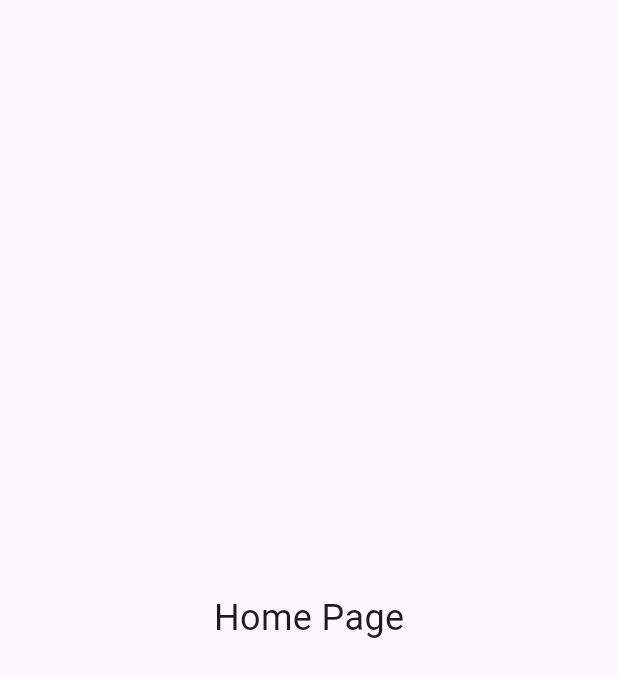
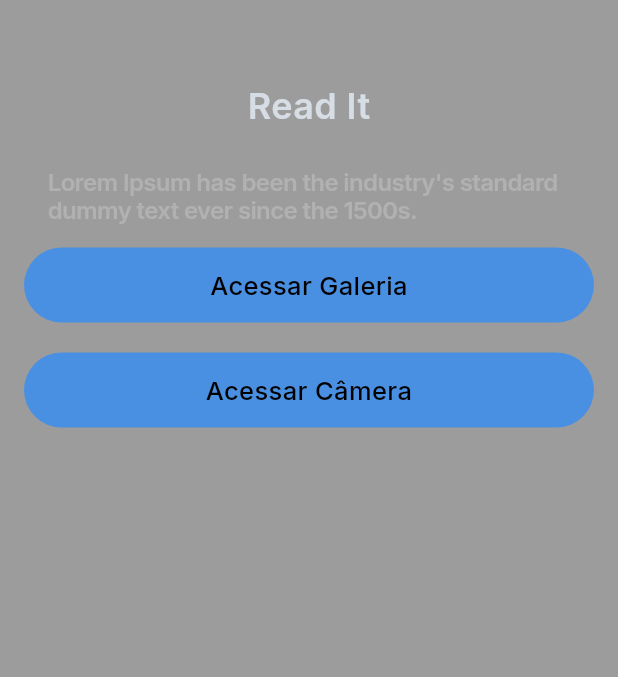
Before and after one commit to raffashe/ReadIt, a Flutter app: the HomePage screen opened directly, on a phone screen of 412 x 824 dp. Shown: the top 677 px of the screen. Run offline on Flutter 3.47's test engine with Material 3 defaults, Android fonts, the phone set to English and light mode, and no system bars; our stand-ins replace google_fonts.

Commit message:
feat: :sparkles: Initial project setup with MVVM, dependencies, and OCR model
Initial project setup with MVVM, dependencies, and OCR model

Initial project setup with MVVM, dependencies, and OCR model

```diff
--- /dev/null
+++ b/lib/constants/styles.dart
@@ -0,0 +1,48 @@
+import 'package:flutter/material.dart';
+import 'package:google_fonts/google_fonts.dart';
+
+class AppStyles {
+  // título
+  static TextStyle titleStyle = GoogleFonts.inter(
+    textStyle: const TextStyle(
+      color: Color(0xFFD7DDE4),
+      fontSize: 24,
+      fontWeight: FontWeight.w600,
+      height: 0,
+    ),
+  );
+  // Subtitulo
+  static TextStyle subTextSecondary = GoogleFonts.inter(
+    textStyle: const TextStyle(
+      color: Color.fromARGB(255, 177, 177, 177),
+      fontSize: 16,
+      fontWeight: FontWeight.w600,
+      letterSpacing: -0.42,
+      height: 0,
+    ),
+  );
+
+  // Estilo para o botão principal
+  static TextStyle buttonTextStyle = GoogleFonts.inter(
+    textStyle: const TextStyle(
+      color: Colors.black,
+      fontSize: 17,
+      fontWeight: FontWeight.w500,
+      height: 0.08,
+    ),
+  );
+
+  // Estilo do texto no botão
+  static TextStyle buttonTextSecondary = GoogleFonts.inter(
+    textStyle: const TextStyle(
+      color: Color(0xFFD7DDE4),
+      fontSize: 17,
+      fontWeight: FontWeight.w600,
+      letterSpacing: -0.42,
+      height: 0,
+    ),
+  );
+
+  static const Color bg = Color(0x63000000); // Cor do background
+  static const Color buttonColor = Color(0xFF4A90E2); // Cor do botão
+}
--- /dev/null
+++ b/lib/model/ocr_model.dart
@@ -0,0 +1,9 @@
+class OCRModel {
+  String extractedText;
+
+  OCRModel({this.extractedText = ''});
+
+  void updateText(String text) {
+    extractedText = text;
+  }
+}
--- /dev/null
+++ b/lib/view/home_page.dart
@@ -0,0 +1,43 @@
+import 'package:flutter/material.dart';
+import 'package:readit/widget/button_widget.dart';
+
+import '../constants/styles.dart';
+
+class HomePage extends StatefulWidget {
+  const HomePage({super.key});
+
+  @override
+  State<HomePage> createState() => _HomePageState();
+}
+
+class _HomePageState extends State<HomePage> {
+  @override
+  Widget build(BuildContext context) {
+    return Scaffold(
+      backgroundColor: AppStyles.bg,
+      body: Padding(
+        padding: const EdgeInsets.all(16.0),
+        child: Column(
+          mainAxisAlignment: MainAxisAlignment.start,
+          children: [
+            Padding(
+              padding: const EdgeInsets.only(
+                  bottom: 10, left: 12, right: 12, top: 40),
+              child: Text("Read It", style: AppStyles.titleStyle),
+            ),
+            Padding(
+              padding: const EdgeInsets.all(16.0),
+              child: Text(
+                "Lorem Ipsum has been the industry's standard dummy text ever since the 1500s.",
+                style: AppStyles.subTextSecondary,
+              ),
+            ),
+            CustomButton(text: "Acessar Galeria", onTap: () {}),
+            const SizedBox(height: 20),
+            CustomButton(text: "Acessar Câmera", onTap: () {})
+          ],
+        ),
+      ),
+    );
+  }
+}
--- a/lib/view/home_screen.dart
+++ /dev/null
@@ -1,15 +0,0 @@
-import 'package:flutter/material.dart';
-
-class HomePage extends StatefulWidget {
-  const HomePage({super.key});
-
-  @override
-  State<HomePage> createState() => _HomePageState();
-}
-
-class _HomePageState extends State<HomePage> {
-  @override
-  Widget build(BuildContext context) {
-    return Scaffold(body: Center( child: Text("Home Page", style: TextStyle(fontSize: 24 ),),),);
-  }
-}
--- /dev/null
+++ b/lib/widget/button_widget.dart
@@ -0,0 +1,45 @@
+import 'package:flutter/material.dart';
+import '../constants/styles.dart';
+
+class CustomButton extends StatelessWidget {
+  final String text;
+  final VoidCallback onTap;
+  final Color color;
+
+  const CustomButton({
+    super.key,
+    required this.text,
+    required this.onTap,
+    this.color = const Color(0xFF4A90E2),
+  });
+
+  @override
+  Widget build(BuildContext context) {
+    return InkWell(
+      onTap: onTap,
+      child: Container(
+        height: 50,
+        padding: const EdgeInsets.symmetric(horizontal: 16, vertical: 14.5),
+        decoration: ShapeDecoration(
+          color: color,
+          shape: RoundedRectangleBorder(
+            borderRadius: BorderRadius.circular(48),
+          ),
+        ),
+        child: Row(
+          mainAxisAlignment: MainAxisAlignment.center,
+          crossAxisAlignment: CrossAxisAlignment.center,
+          children: [
+            Expanded(
+              child: Text(
+                text,
+                textAlign: TextAlign.center,
+                style: AppStyles.buttonTextStyle,
+              ),
+            ),
+          ],
+        ),
+      ),
+    );
+  }
+}
```
Also changed, not shown: lib/main.dart (+2 -67 lines), lib/view/app.dart (added, +15 -0 lines), pubspec.yaml (+8 -1 lines), pubspec.lock, 10 other files.
